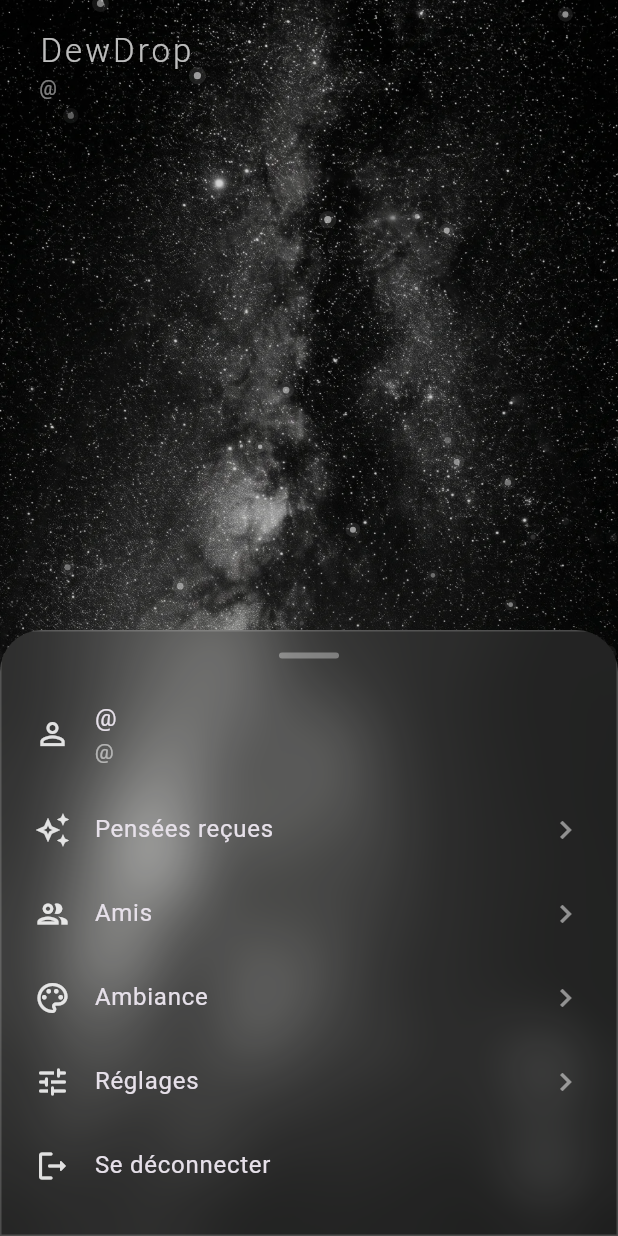
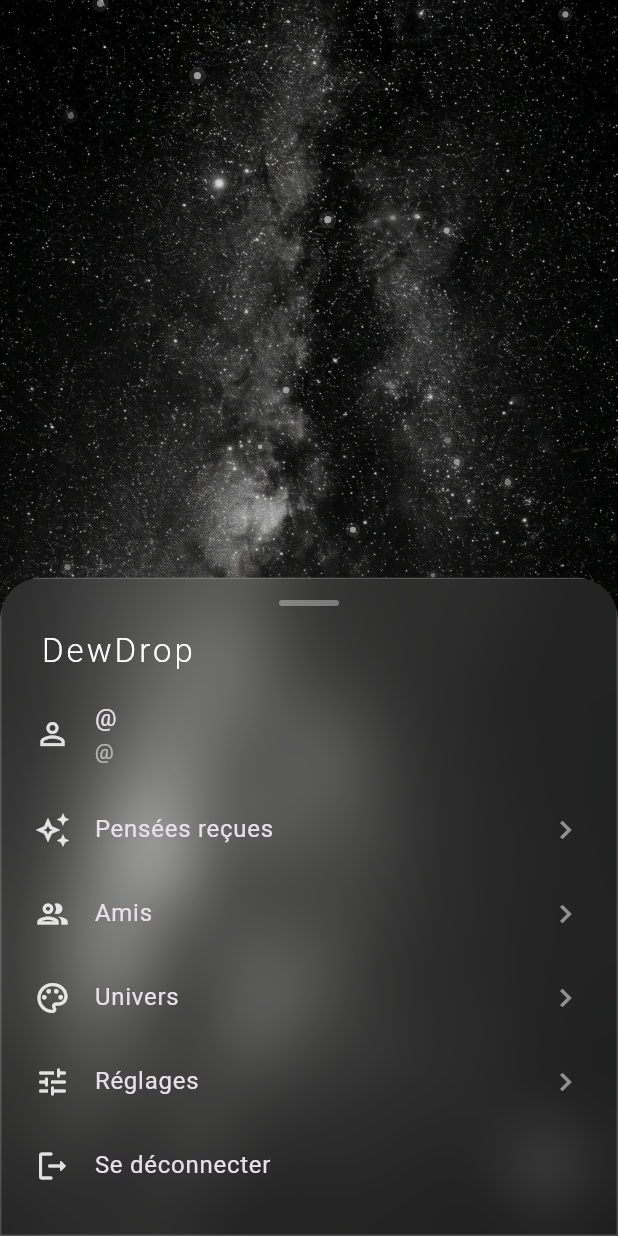
Before and after one commit to Lelio88/dewdrop, a Flutter app: the HomeView screen opened directly with empty values, after a tap on the "menu" icon, on a phone screen of 412 x 824 dp. Run offline on Flutter 3.47's test engine with Material 3 defaults, Android fonts, the phone set to English and light mode, and no system bars; our stand-ins replace audioplayers, firebase_core, firebase_messaging, flutter_local_notifications, flutter_riverpod, flutter_timezone and 4 more; accounts and stored records are empty; network calls fail.

Commit message:
feat: UX pass — tilt parallax, drawer header, Univers/V labels
- Photo parallax now follows device tilt (accelerometer, drift-free via a
  neutral baseline) instead of the finger/pointer.
- Home: remove the master mute button (sound is managed per-track in the
  panel) and the top-left DewDrop/@handle block; move "DewDrop" to the top of
  the menu drawer (the handle already shows there).
- Rename the decor concept "Ambiance" -> "Univers" (menu + picker title) and
  the variant chips "Var N" -> "VN". The audio "Ambiance" track keeps its
  name (it is the ambient sound layer, a different concept).

```diff
--- a/lib/decor/photo_decor.dart
+++ b/lib/decor/photo_decor.dart
@@ -1,3 +1,4 @@
+import 'dart:async';
 import 'dart:math' as math;
 import 'dart:ui' show ImageFilter;
 
@@ -5,6 +6,7 @@ import 'package:dewdrop/decor/environment.dart';
 import 'package:flutter/material.dart';
 import 'package:flutter/scheduler.dart';
 import 'package:flutter/services.dart';
+import 'package:sensors_plus/sensors_plus.dart';
 
 /// Photo scenes live under `assets/photo/{env}/{variant}/`, files named
 /// `0.png` (farthest background) … `N.png` (closest foreground). Layers are
@@ -40,11 +42,18 @@ class _PhotoDecorState extends State<PhotoDecor>
   late final Ticker _ticker;
   late _Overlay _overlay;
   late List<_Particle> _particles;
+  StreamSubscription<AccelerometerEvent>? _accelSub;
 
   List<String> _layers = const [];
   double _lastTick = 0;
-  Size _size = Size.zero;
-  Offset _pointerLook = Offset.zero;
+  // Tilt-driven "look around": low-passed gravity with a neutral baseline taken
+  // on the first reading, so look = 0 at whatever angle you hold the phone and
+  // offsets as you tilt it. Drift-free (absolute gravity, no integration).
+  // Replaces the old finger/pointer control — the parallax now follows motion.
+  Offset _tiltLook = Offset.zero;
+  double _gx = 0, _gz = 0;
+  bool _gravityInit = false;
+  double _baseGx = 0, _baseGz = 0;
 
   @override
   void initState() {
@@ -52,7 +61,24 @@ class _PhotoDecorState extends State<PhotoDecor>
     _overlay = _overlayFor(widget.environment, widget.variant);
     _particles = _genParticles();
     _ticker = createTicker(_onTick)..start();
+    _accelSub = accelerometerEventStream().listen(_onAccel);
     _loadLayers();
+  }
+
+  /// Map device tilt (gravity) to a gentle "look" offset for the parallax.
+  void _onAccel(AccelerometerEvent e) {
+    const a = 0.18; // low-pass toward the gravity vector
+    _gx = _gravityInit ? _gx + a * (e.x - _gx) : e.x;
+    _gz = _gravityInit ? _gz + a * (e.z - _gz) : e.z;
+    if (!_gravityInit) {
+      _gravityInit = true;
+      _baseGx = _gx;
+      _baseGz = _gz;
+    }
+    const scale = 0.16; // tilt sensitivity
+    final lx = ((_gx - _baseGx) * scale).clamp(-1.0, 1.0);
+    final ly = ((_gz - _baseGz) * scale).clamp(-1.0, 1.0);
+    _tiltLook = Offset(-lx, ly);
   }
 
   @override
@@ -91,7 +117,7 @@ class _PhotoDecorState extends State<PhotoDecor>
     _model.time = now;
 
     final auto = Offset(math.sin(now * 0.06) * 0.05, math.cos(now * 0.05) * 0.03);
-    final target = auto + _pointerLook;
+    final target = auto + _tiltLook;
     final k = 1 - math.exp(-dt * 3);
     _model.look = Offset.lerp(_model.look, target, k)!;
 
@@ -112,13 +138,6 @@ class _PhotoDecorState extends State<PhotoDecor>
     }
     if (remove.isNotEmpty) _particles.removeWhere(remove.contains);
     _model.notify();
-  }
-
-  void _updatePointer(PointerEvent event) {
-    if (_size == Size.zero) return;
-    final nx = (event.localPosition.dx / _size.width) * 2 - 1;
-    final ny = (event.localPosition.dy / _size.height) * 2 - 1;
-    _pointerLook = Offset(-nx, -ny);
   }
 
   void _onTap() {
@@ -175,6 +194,7 @@ class _PhotoDecorState extends State<PhotoDecor>
 
   @override
   void dispose() {
+    _accelSub?.cancel();
     _ticker.dispose();
     _model.dispose();
     super.dispose();
@@ -182,12 +202,6 @@ class _PhotoDecorState extends State<PhotoDecor>
 
   @override
   Widget build(BuildContext context) {
-    return Listener(
-      onPointerHover: _updatePointer,
-      onPointerMove: _updatePointer,
-      child: LayoutBuilder(
-        builder: (context, constraints) {
-          _size = constraints.biggest;
     return Stack(
       children: [
         Positioned.fill(
@@ -220,9 +234,6 @@ class _PhotoDecorState extends State<PhotoDecor>
         ),
         if (widget.child != null) Positioned.fill(child: widget.child!),
       ],
-          );
-        },
-      ),
     );
   }
 }
@@ -473,7 +484,7 @@ class _InfoCard extends StatelessWidget {
                   style: TextStyle(
                       fontSize: 18, fontWeight: FontWeight.w600, color: white)),
               const SizedBox(height: 4),
-              Text('${environment.label} · Var ${variant + 1}',
+              Text('${environment.label} · V${variant + 1}',
                   style:
                       TextStyle(fontSize: 13, color: white.withValues(alpha: 0.7))),
               const SizedBox(height: 14),
--- a/lib/src/features/home/presentation/home_screen.dart
+++ b/lib/src/features/home/presentation/home_screen.dart
@@ -187,8 +187,6 @@ class _HomeViewState extends ConsumerState<HomeView>
   @override
   Widget build(BuildContext context) {
     final (env, variant) = parseDecor(_decor);
-    final white = Colors.white;
-    final soundOn = ref.watch(soundscapeProvider);
 
     // Live: a pensée arrives while the app is open -> burst now.
     ref.listen(incomingThoughtPulseProvider, (_, next) {
@@ -207,44 +205,6 @@ class _HomeViewState extends ConsumerState<HomeView>
         child: SafeArea(
           child: Stack(
             children: [
-              Positioned(
-                left: 26,
-                top: 18,
-                child: Column(
-                  crossAxisAlignment: CrossAxisAlignment.start,
-                  children: [
-                    Text(
-                      'DewDrop',
-                      style: TextStyle(
-                        fontSize: 22,
-                        fontWeight: FontWeight.w300,
-                        letterSpacing: 2,
-                        color: white.withValues(alpha: 0.9),
-                        shadows: const [Shadow(color: Colors.black54, blurRadius: 12)],
-                      ),
-                    ),
-                    Text(
-                      '@${widget.profile.handle}',
-                      style: TextStyle(
-                        fontSize: 13,
-                        color: white.withValues(alpha: 0.6),
-                        shadows: const [Shadow(color: Colors.black54, blurRadius: 10)],
-                      ),
-                    ),
-                  ],
-                ),
-              ),
-              Positioned(
-                right: 20,
-                bottom: 84,
-                child: _GlassCircleButton(
-                  icon: soundOn
-                      ? Icons.volume_up_rounded
-                      : Icons.volume_off_rounded,
-                  onTap: () =>
-                      unawaited(ref.read(soundscapeProvider.notifier).toggleMaster()),
-                ),
-              ),
               Positioned(
                 right: 20,
                 bottom: 20,
@@ -296,6 +256,18 @@ class _HomeMenu extends ConsumerWidget {
                 ),
               ),
               const SizedBox(height: 14),
+              Padding(
+                padding: const EdgeInsets.only(left: 4, bottom: 4),
+                child: Text(
+                  'DewDrop',
+                  style: TextStyle(
+                    fontSize: 22,
+                    fontWeight: FontWeight.w300,
+                    letterSpacing: 2,
+                    color: white,
+                  ),
+                ),
+              ),
               ListTile(
                 contentPadding: EdgeInsets.zero,
                 leading: Icon(Icons.person_outline, color: white.withValues(alpha: 0.85)),
@@ -322,7 +294,7 @@ class _HomeMenu extends ConsumerWidget {
               ListTile(
                 contentPadding: EdgeInsets.zero,
                 leading: Icon(Icons.palette_outlined, color: white.withValues(alpha: 0.85)),
-                title: const Text('Ambiance'),
+                title: const Text('Univers'),
                 trailing: Icon(Icons.chevron_right, color: white.withValues(alpha: 0.5)),
                 onTap: () => Navigator.of(context).pop('decor'),
               ),
--- a/lib/src/features/settings/presentation/decor_picker.dart
+++ b/lib/src/features/settings/presentation/decor_picker.dart
@@ -78,7 +78,7 @@ class _DecorPickerState extends ConsumerState<DecorPicker> {
               Row(
                 mainAxisAlignment: MainAxisAlignment.spaceBetween,
                 children: [
-                  Text('Ambiance',
+                  Text('Univers',
                       style: TextStyle(
                           fontSize: 20, fontWeight: FontWeight.w500, color: w)),
                   _modeToggle(w),
@@ -301,7 +301,7 @@ class _DecorPickerState extends ConsumerState<DecorPicker> {
           for (var i = 0; i < env.variantCount; i++)
             Padding(
               padding: const EdgeInsets.only(left: 6),
-              child: _chip(w, 'Var ${i + 1}',
+              child: _chip(w, 'V${i + 1}',
                   _sel.$1 == env && _sel.$2 == i, () => _selectVariant(env, i)),
             ),
         ],
```
Lines whose indentation alone changed are shown as unchanged.
